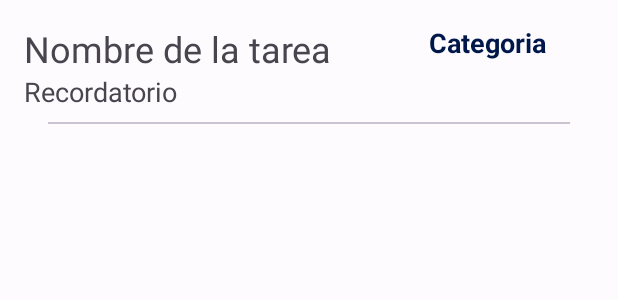
After one commit to claravbr/ediaries_android, an Android app: the layout item_tarea.xml on its own in the app's theme, with its tools: preview values and no code run, on a phone screen of 412 x 824 dp. The commit adds this screen. Shown: the top 300 px of the screen. Run offline under Robolectric (Android 15) with nearby library versions, the phone set to English and light mode, and no system bars.

Commit message:
ED-15 Ver tareas pendientes ordenadas

```diff
--- /dev/null
+++ b/app/src/main/res/layout/item_tarea.xml
@@ -0,0 +1,56 @@
+<?xml version="1.0" encoding="utf-8"?>
+<androidx.constraintlayout.widget.ConstraintLayout
+    xmlns:android="http://schemas.android.com/apk/res/android"
+    xmlns:app="http://schemas.android.com/apk/res-auto"
+    xmlns:tools="http://schemas.android.com/tools"
+    android:layout_width="match_parent"
+    android:layout_height="wrap_content"
+    android:padding="16dp">
+
+    <TextView
+        android:id="@+id/textViewTask1"
+        android:layout_width="0dp"
+        android:layout_height="wrap_content"
+        android:text="Nombre de la tarea"
+        android:textSize="24sp"
+        app:layout_constraintBottom_toTopOf="@+id/textViewTaskTimeLeft"
+        app:layout_constraintStart_toStartOf="parent"
+        app:layout_constraintTop_toTopOf="parent" />
+
+    <TextView
+        android:id="@+id/textViewTaskTimeLeft"
+        android:layout_width="0dp"
+        android:layout_height="wrap_content"
+        android:text="Recordatorio"
+        android:textSize="18sp"
+        app:layout_constraintBottom_toTopOf="@+id/textViewCategory"
+        app:layout_constraintEnd_toEndOf="parent"
+        app:layout_constraintStart_toStartOf="parent"
+        app:layout_constraintTop_toBottomOf="@+id/textViewTask1" />
+
+    <TextView
+        android:id="@+id/textViewCategory"
+        android:layout_width="wrap_content"
+        android:layout_height="wrap_content"
+        android:layout_marginStart="32dp"
+        android:layout_marginBottom="8dp"
+        android:text="Categoria"
+        android:textColor="@color/md_theme_dark_inverseOnSurface"
+        android:textSize="18sp"
+        android:textStyle="bold"
+        app:layout_constraintBottom_toTopOf="@+id/textViewTaskTimeLeft"
+        app:layout_constraintEnd_toEndOf="parent"
+        app:layout_constraintStart_toEndOf="@+id/textViewTask1" />
+
+    <com.google.android.material.divider.MaterialDivider
+        android:id="@+id/materialDivider"
+        android:layout_width="match_parent"
+        android:layout_height="0dp"
+        android:layout_marginTop="8dp"
+        app:dividerInsetEnd="16dp"
+        app:dividerInsetStart="16dp"
+        app:layout_constraintEnd_toEndOf="parent"
+        app:layout_constraintStart_toStartOf="parent"
+        app:layout_constraintTop_toBottomOf="@+id/textViewTaskTimeLeft" />
+
+</androidx.constraintlayout.widget.ConstraintLayout>
```
Also changed, not shown: app/src/main/java/com/uclm/louise/ediaries/activity/TareaDiariaActivity.java (+32 -1 lines), app/src/main/java/com/uclm/louise/ediaries/enums/Prioridad.java (added, +21 -0 lines), app/src/main/java/com/uclm/louise/ediaries/utils/TareaComparator.java (added, +22 -0 lines), app/src/main/java/com/uclm/louise/ediaries/utils/TareasAdapter.java (added, +83 -0 lines), app/src/main/res/layout/tarea_diaria.xml (+26 -3 lines).
